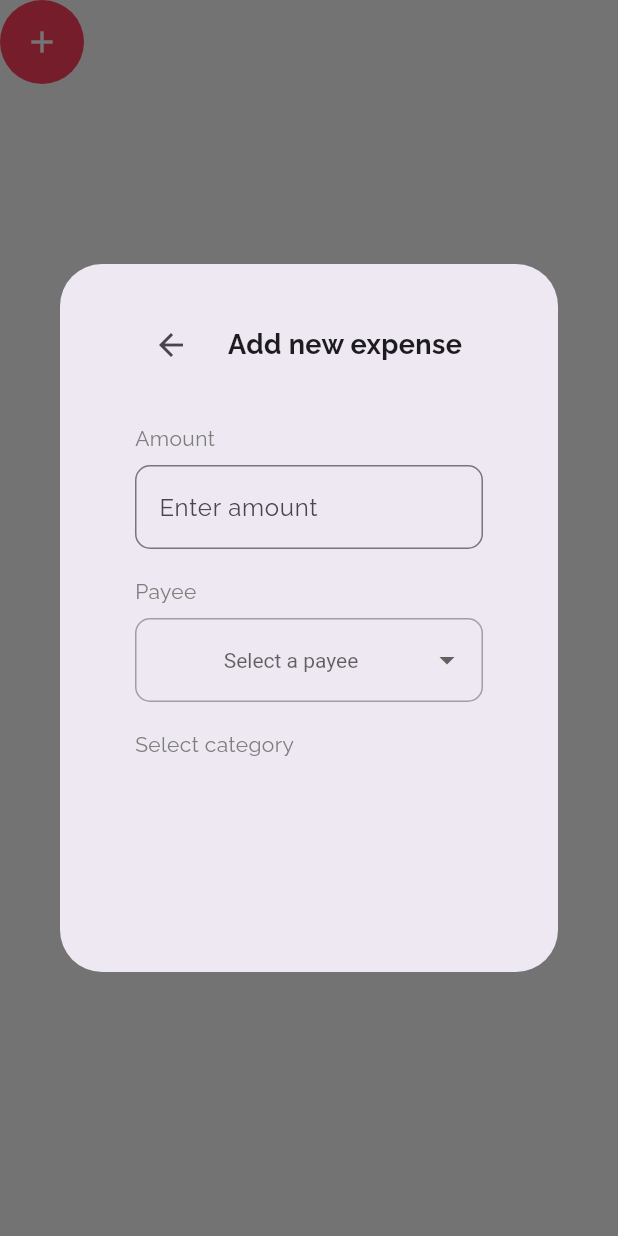
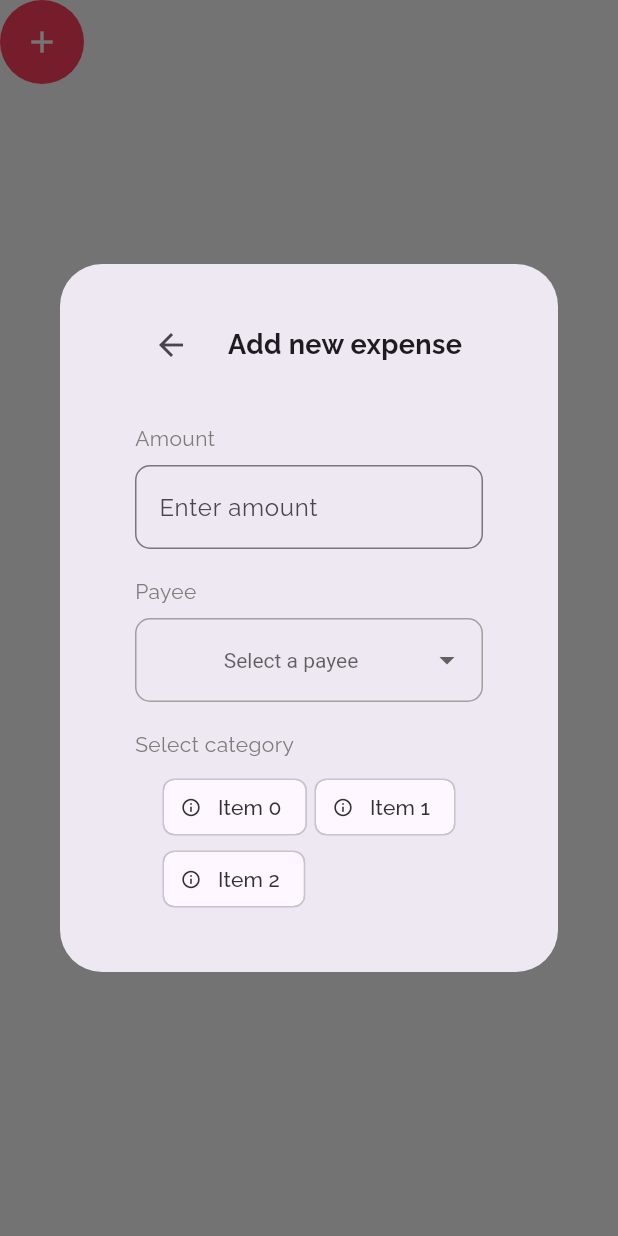
Before and after one commit to rjcalifornia/Expense, a Flutter app: the AddExpenseWidget widget shown alone on an empty page, opened directly, after a tap on the "add" icon, on a phone screen of 412 x 824 dp. Run offline on Flutter 3.47's test engine with Material 3 defaults, Android fonts, the phone set to English and light mode, and no system bars; our stand-ins replace google_fonts, material_symbols_icons, shared_preferences; missing offline and left inert: window_manager; accounts and stored records are empty; statements that could not run were skipped.

Commit message:
Changes to be committed: 	modified:   lib/ui/widgets/add_expense_dialog.dart

```diff
--- a/lib/ui/widgets/add_expense_dialog.dart
+++ b/lib/ui/widgets/add_expense_dialog.dart
@@ -9,16 +9,20 @@ class AddExpenseWidget extends StatefulWidget {
 }
 
 class _AddExpenseWidgetState extends State<AddExpenseWidget> {
+  int? _value;
   @override
   Widget build(BuildContext context) {
     const List<String> list = <String>['One', 'Two', 'Three', 'Four'];
+
     return FloatingActionButton(
       backgroundColor: ExpenseColors.brand,
       onPressed: () {
-        showDialog<void>(
+        showDialog(
             context: context,
             barrierDismissible: false,
             builder: (BuildContext context) {
+              return StatefulBuilder(
+                builder: (context, setState) {
                   return AlertDialog(
                     contentPadding: const EdgeInsets.only(
                         top: 30, bottom: 30, left: 50, right: 50),
@@ -37,6 +41,9 @@ class _AddExpenseWidgetState extends State<AddExpenseWidget> {
                                 child: IconButton(
                                     icon: const Icon(Icons.arrow_back),
                                     onPressed: () {
+                                      setState(() {
+                                        _value = null;
+                                      });
                                       Navigator.pop(context);
                                     }),
                               ),
@@ -45,7 +52,8 @@ class _AddExpenseWidgetState extends State<AddExpenseWidget> {
                                 child: Text(
                                   "Add new expense",
                                   style: TextStyle(
-                                  fontWeight: FontWeight.bold, fontSize: 18),
+                                      fontWeight: FontWeight.bold,
+                                      fontSize: 18),
                                 ),
                               ))
                             ],
@@ -57,8 +65,8 @@ class _AddExpenseWidgetState extends State<AddExpenseWidget> {
                             children: [
                               Text(
                                 "Amount",
-                            style:
-                                TextStyle(color: ExpenseColors.expenseLabels),
+                                style: TextStyle(
+                                    color: ExpenseColors.expenseLabels),
                               ),
                             ],
                           ),
@@ -82,8 +90,8 @@ class _AddExpenseWidgetState extends State<AddExpenseWidget> {
                                 fillColor: const Color(0xffF5F5F5),
                                 border: OutlineInputBorder(
                                     borderRadius: BorderRadius.circular(10),
-                                borderSide:
-                                    const BorderSide(color: Color(0xffa0a0a0))),
+                                    borderSide: const BorderSide(
+                                        color: Color(0xffa0a0a0))),
                                 labelText: "Enter amount",
                               )),
                           const SizedBox(
@@ -93,8 +101,8 @@ class _AddExpenseWidgetState extends State<AddExpenseWidget> {
                             children: [
                               Text(
                                 "Payee",
-                            style:
-                                TextStyle(color: ExpenseColors.expenseLabels),
+                                style: TextStyle(
+                                    color: ExpenseColors.expenseLabels),
                               ),
                             ],
                           ),
@@ -106,14 +114,16 @@ class _AddExpenseWidgetState extends State<AddExpenseWidget> {
                               fillColor: const Color(0xffF5F5F5),
                               enabledBorder: OutlineInputBorder(
                                   borderRadius: BorderRadius.circular(10),
-                              borderSide: BorderSide(color: Color(0xffa0a0a0))),
+                                  borderSide:
+                                      BorderSide(color: Color(0xffa0a0a0))),
                               disabledBorder: InputBorder.none,
                               focusedBorder: const OutlineInputBorder(
-                              borderSide: BorderSide(color: Color(0xffa0a0a0))),
+                                  borderSide:
+                                      BorderSide(color: Color(0xffa0a0a0))),
                               border: OutlineInputBorder(
                                   borderRadius: BorderRadius.circular(10),
-                              borderSide:
-                                  const BorderSide(color: Color(0xffa0a0a0))),
+                                  borderSide: const BorderSide(
+                                      color: Color(0xffa0a0a0))),
                             ),
                             icon: const Icon(Icons.arrow_drop_down),
                             iconSize: 24,
@@ -138,17 +148,49 @@ class _AddExpenseWidgetState extends State<AddExpenseWidget> {
                             children: [
                               Text(
                                 "Select category",
-                            style:
-                                TextStyle(color: ExpenseColors.expenseLabels),
+                                style: TextStyle(
+                                    color: ExpenseColors.expenseLabels),
                               ),
                             ],
                           ),
                           const SizedBox(
                             height: 8,
                           ),
+                          Wrap(
+                            spacing: 5.0,
+                            children: List<Widget>.generate(
+                              3,
+                              (int index) {
+                                return ChoiceChip(
+                                  showCheckmark: false,
+                                  avatar: const Icon(
+                                    Icons.info_outline,
+                                    color: Color(0xff323236),
+                                    size: 14,
+                                  ),
+                                  label: Text(
+                                    'Item $index',
+                                    style: const TextStyle(
+                                        color: Color(0xff323236)),
+                                  ),
+                                  selected: _value == index,
+                                  onSelected: (bool selected) {
+                                    setState(() {
+                                      _value = selected ? index : null;
+                                    });
+                                  },
+                                );
+                              },
+                            ).toList(),
+                          ),
+                          const SizedBox(
+                            height: 18,
+                          ),
                         ],
                       ),
                     ),
+                  );
+                },
               );
             });
       },
```
Lines whose indentation alone changed are shown as unchanged.
